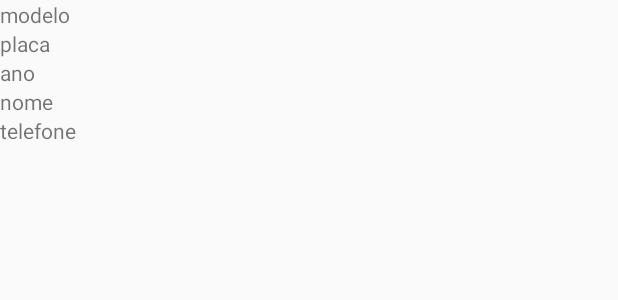
After one commit to DiegoOliveiras/Cadastro-Veiculos-e-Proprietarios, an Android app: the layout linha_veiculo.xml on its own in the app's theme, with its tools: preview values and no code run, on a phone screen of 412 x 824 dp. The commit adds this screen. Shown: the top 300 px of the screen. Run offline under Robolectric (Android 15) with nearby library versions, the phone set to English and light mode, and no system bars.

```diff
--- /dev/null
+++ b/app/src/main/res/layout/linha_veiculo.xml
@@ -0,0 +1,35 @@
+<?xml version="1.0" encoding="utf-8"?>
+<LinearLayout xmlns:android="http://schemas.android.com/apk/res/android"
+    android:orientation="vertical" android:layout_width="match_parent"
+    android:layout_height="match_parent">
+
+    <TextView
+        android:text="modelo"
+        android:layout_width="match_parent"
+        android:layout_height="wrap_content"
+        android:id="@+id/modelo" />
+
+    <TextView
+        android:text="placa"
+        android:layout_width="match_parent"
+        android:layout_height="wrap_content"
+        android:id="@+id/placa" />
+
+    <TextView
+        android:text="ano"
+        android:layout_width="match_parent"
+        android:layout_height="wrap_content"
+        android:id="@+id/ano" />
+
+    <TextView
+        android:text="nome"
+        android:layout_width="match_parent"
+        android:layout_height="wrap_content"
+        android:id="@+id/nome" />
+
+    <TextView
+        android:text="telefone"
+        android:layout_width="match_parent"
+        android:layout_height="wrap_content"
+        android:id="@+id/telefone" />
+</LinearLayout>
```
Also changed, not shown: app/src/main/AndroidManifest.xml (+1 -9 lines), app/src/main/java/com/example/diego/cadastroveiculoseproprietarios/MainActivity.java (+37 -3 lines), app/src/main/java/com/example/diego/cadastroveiculoseproprietarios/NovoVeiculo.java (+51 -0 lines), app/src/main/java/com/example/diego/cadastroveiculoseproprietarios/adapter/VeiculoAdapter.java (added, +50 -0 lines), app/src/main/java/com/example/diego/cadastroveiculoseproprietarios/model/Proprietario.java (+15 -3 lines), app/src/main/java/com/example/diego/cadastroveiculoseproprietarios/model/Veiculo.java (added, +69 -0 lines), app/src/main/res/layout/activity_novo_veiculo.xml (+18 -0 lines).
